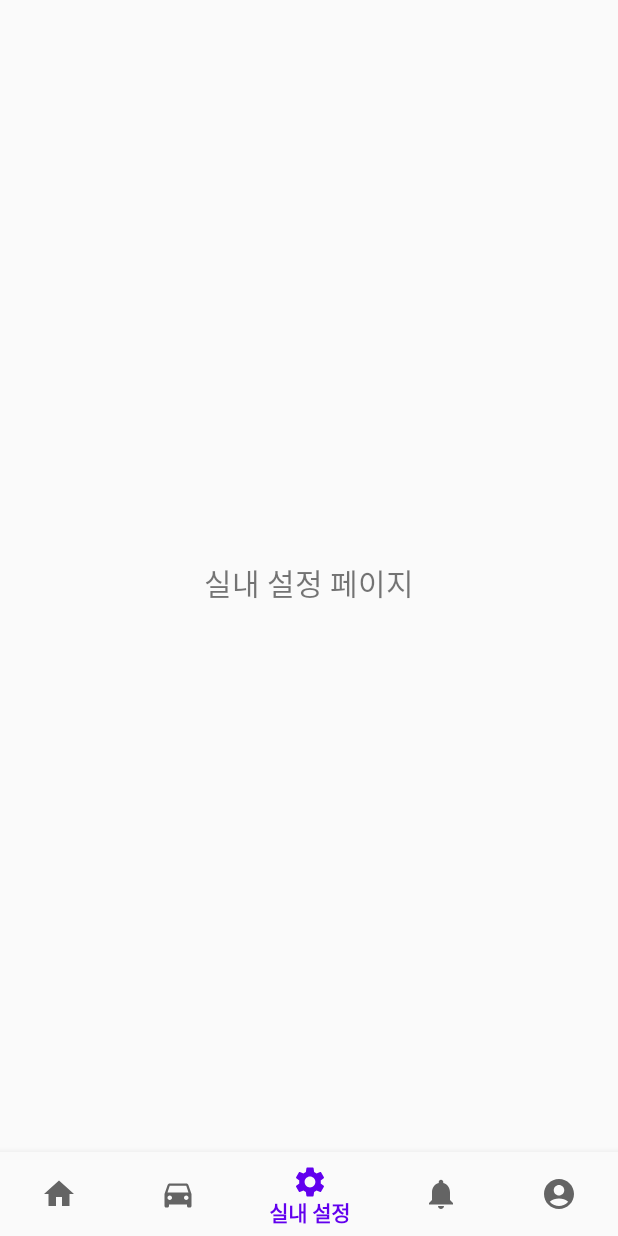
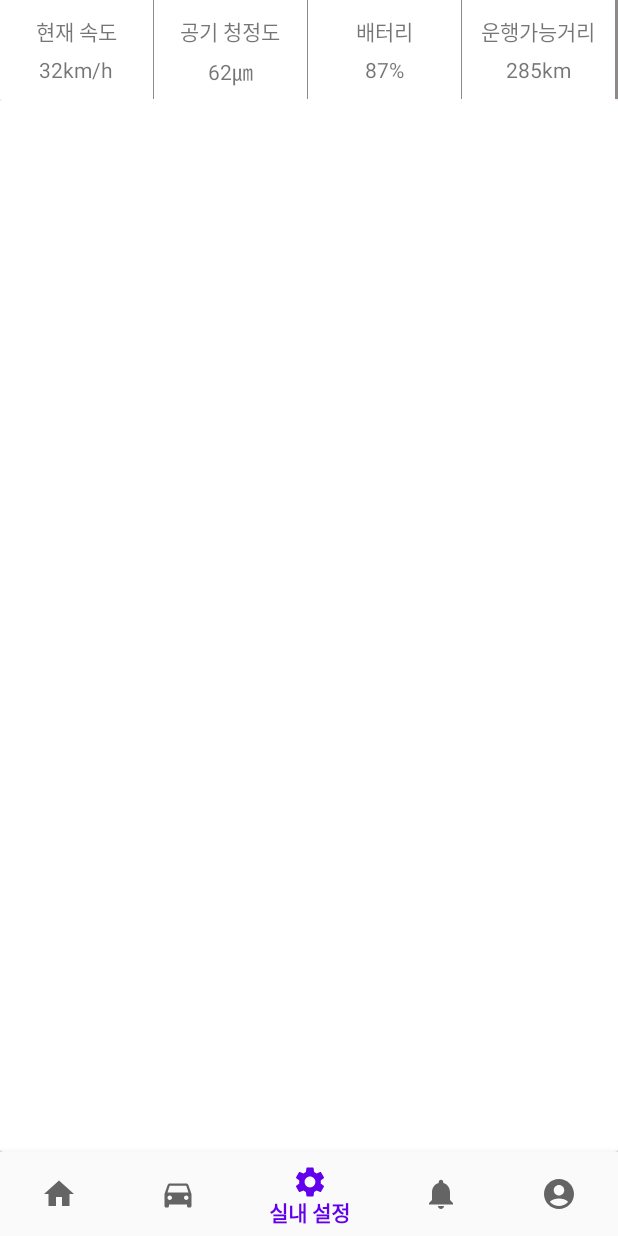
Before and after one commit to chaeyeonss/app-for-passengers-in-Level-5-self-driving-cars, an Android app: the IndoorSettingFragment screen opened through its navigation route, on a phone screen of 412 x 824 dp. Run offline under Robolectric (Android 15) with nearby library versions, the phone set to English and light mode, and no system bars; our stand-ins replace navigation-ui.

Commit message:
12/07 오후 7:09 내부 설정 상단 상태바 구현

```diff
--- a/app/src/main/java/com/example/dscmobile/ui/dashboard/DashboardFragment.java
+++ b/app/src/main/java/com/example/dscmobile/ui/dashboard/DashboardFragment.java
@@ -4,16 +4,22 @@ import android.os.Bundle;
 import android.view.LayoutInflater;
 import android.view.View;
 import android.view.ViewGroup;
-import android.widget.TextView;
+import android.widget.GridView;
+
 import androidx.annotation.NonNull;
 import androidx.fragment.app.Fragment;
 import androidx.lifecycle.ViewModelProvider;
 
+import com.example.dscmobile.R;
 import com.example.dscmobile.databinding.FragmentDashboardBinding;
+import com.example.dscmobile.ui.indoorsetting.MonitoringAdapter;
+import com.example.dscmobile.ui.indoorsetting.StateItem;
 
 public class DashboardFragment extends Fragment {
 
     private FragmentDashboardBinding binding;
+    private GridView monitoringView;
+    private MonitoringAdapter monitoringAdapter;
 
     public View onCreateView(@NonNull LayoutInflater inflater,
                              ViewGroup container, Bundle savedInstanceState) {
@@ -23,8 +29,18 @@ public class DashboardFragment extends Fragment {
         binding = FragmentDashboardBinding.inflate(inflater, container, false);
         View root = binding.getRoot();
 
-        final TextView textView = binding.textDashboard;
-        dashboardViewModel.getText().observe(getViewLifecycleOwner(), textView::setText);
+        //final GridView gridView = binding.monitoringState;
+        //dashboardViewModel.getText().observe(getViewLifecycleOwner(), gridView::setAdapter);
+
+        monitoringView = (GridView) root.findViewById(R.id.monitoringStateView);
+        monitoringAdapter = new MonitoringAdapter();
+
+        monitoringAdapter.addMonitoringItem(new StateItem("현재 속도", "km/h", 32));
+        monitoringAdapter.addMonitoringItem(new StateItem("공기 청정도", "㎛", 62));
+        monitoringAdapter.addMonitoringItem(new StateItem("배터리", "%", 87));
+        monitoringAdapter.addMonitoringItem(new StateItem("운행가능거리", "km", 285));
+
+        monitoringView.setAdapter(monitoringAdapter);
         return root;
     }
 
--- a/app/src/main/java/com/example/dscmobile/ui/indoorsetting/IndoorSettingFragment.java
+++ b/app/src/main/java/com/example/dscmobile/ui/indoorsetting/IndoorSettingFragment.java
@@ -7,14 +7,17 @@ import androidx.fragment.app.Fragment;
 import android.view.LayoutInflater;
 import android.view.View;
 import android.view.ViewGroup;
+import android.widget.GridView;
 import android.widget.TextView;
 
-import com.example.dscmobile.databinding.FragmentHomeBinding;
+import com.example.dscmobile.R;
 import com.example.dscmobile.databinding.FragmentIndoorsettingBinding;
 
 public class IndoorSettingFragment extends Fragment {
 
     private FragmentIndoorsettingBinding binding;
+    private GridView monitoringView;
+    private MonitoringAdapter monitoringAdapter;
 
     public View onCreateView(@NonNull LayoutInflater inflater,
                              ViewGroup container, Bundle savedInstanceState) {
@@ -24,8 +27,21 @@ public class IndoorSettingFragment extends Fragment {
         binding = FragmentIndoorsettingBinding.inflate(inflater, container, false);
         View root = binding.getRoot();
 
-        final TextView textView = binding.textIndoorsetting;
-        indoorSettingViewModel.getText().observe(getViewLifecycleOwner(), textView::setText);
+        //final TextView textView = binding.textIndoorsetting;
+        //indoorSettingViewModel.getText().observe(getViewLifecycleOwner(), textView::setText);
+
+        final GridView monitoringView = binding.monitoringStateView;
+
+        //monitoringView = binding.monitoringStateView;
+        monitoringAdapter = new MonitoringAdapter();
+
+        monitoringAdapter.addMonitoringItem(new StateItem("현재 속도", "km/h", 32));
+        monitoringAdapter.addMonitoringItem(new StateItem("공기 청정도", "㎛", 62));
+        monitoringAdapter.addMonitoringItem(new StateItem("배터리", "%", 87));
+        monitoringAdapter.addMonitoringItem(new StateItem("운행가능거리", "km", 285));
+
+        monitoringView.setAdapter(monitoringAdapter);
+
         return root;
     }
 
--- /dev/null
+++ b/app/src/main/java/com/example/dscmobile/ui/indoorsetting/MonitoringAdapter.java
@@ -0,0 +1,62 @@
+package com.example.dscmobile.ui.indoorsetting;
+
+import android.content.Context;
+import android.util.Log;
+import android.view.LayoutInflater;
+import android.view.View;
+import android.view.ViewGroup;
+import android.widget.BaseAdapter;
+import android.widget.TextView;
+
+import com.example.dscmobile.R;
+
+import java.util.ArrayList;
+
+public class MonitoringAdapter extends BaseAdapter {
+    ArrayList<StateItem> monitoringItems = new ArrayList<>();
+
+    @Override
+    public int getCount() {
+        return monitoringItems.size();
+    }
+
+    public void addMonitoringItem(StateItem item){
+        monitoringItems.add(item);
+    }
+
+    @Override
+    public Object getItem(int position) {
+        return monitoringItems.get(position);
+    }
+
+    @Override
+    public long getItemId(int position) {
+        return position;
+    }
+
+    @Override
+    public View getView(int position, View convertView, ViewGroup viewGroup) {
+        final Context context = viewGroup.getContext();
+        final StateItem stateItem = monitoringItems.get(position);
+
+        if (convertView == null){
+            LayoutInflater inflater = (LayoutInflater) context.getSystemService(Context.LAYOUT_INFLATER_SERVICE);
+            convertView = inflater.inflate(R.layout.monitoring_state_item, viewGroup, false);
+        }
+        else {
+            View view = new View(context);
+            view = (View) convertView;
+        }
+
+        TextView stateTitle = convertView.findViewById(R.id.monitoring_title_text);
+        TextView state = convertView.findViewById(R.id.monitoring_state_text);
+
+        stateTitle.setText(stateItem.getTitle());
+        state.setText(stateItem.getState());
+
+        Log.d("모니터링 어댑터 getView 실행", "항목: "+stateTitle+"/ 상태값: "+state);
+        Log.d("모니터링 어댑터 getView 실행", "항목: "+stateItem.getTitle()+"/ 상태값: "+stateItem.getState());
+
+        return convertView;
+    }
+}
--- /dev/null
+++ b/app/src/main/java/com/example/dscmobile/ui/indoorsetting/StateItem.java
@@ -0,0 +1,40 @@
+package com.example.dscmobile.ui.indoorsetting;
+
+/* 실내 설정 탭
+   차량 상태 상단 모니터링 내용
+ */
+public class StateItem {
+    String title; // 현재 속도, 공기 청정도, 배터리, 운행가능거리
+    String unit;  // km/h, ㎛, %, km
+    int state;    // 상태값들
+
+    public StateItem(String title, String unit, int state) {
+        this.title = title;
+        this.unit = unit;
+        this.state = state;
+    }
+
+    public String getTitle() {
+        return title;
+    }
+
+    public void setTitle(String title) {
+        this.title = title;
+    }
+
+    public String getUnit() {
+        return unit;
+    }
+
+    public void setUnit(String unit) {
+        this.unit = unit;
+    }
+
+    public String getState() {
+        return Integer.toString(state)+unit;
+    }
+
+    public void setState(int state) {
+        this.state = state;
+    }
+}
--- a/app/src/main/res/layout/fragment_dashboard.xml
+++ b/app/src/main/res/layout/fragment_dashboard.xml
@@ -7,7 +7,7 @@
     tools:context=".ui.dashboard.DashboardFragment">
 
     <GridView
-        android:id="@+id/monitoringState"
+        android:id="@+id/monitoringStateView"
         android:layout_width="match_parent"
         android:layout_height="0dp"
         app:layout_constraintBottom_toTopOf="@+id/settingSection"
@@ -21,7 +21,7 @@
         android:layout_width="match_parent"
         android:layout_height="0dp"
         android:orientation="vertical"
-        app:layout_constraintTop_toBottomOf="@+id/monitoringState"
+        app:layout_constraintTop_toBottomOf="@+id/monitoringStateView"
         app:layout_constraintBottom_toBottomOf="parent"
         app:layout_constraintRight_toRightOf="parent"
         app:layout_constraintLeft_toLeftOf="parent"
--- a/app/src/main/res/layout/fragment_indoorsetting.xml
+++ b/app/src/main/res/layout/fragment_indoorsetting.xml
@@ -6,18 +6,34 @@
     android:layout_height="match_parent"
     tools:context=".ui.indoorsetting.IndoorSettingFragment">
 
-    <TextView
-        android:id="@+id/text_indoorsetting"
+    <GridView
+        android:id="@+id/monitoringStateView"
         android:layout_width="match_parent"
         android:layout_height="wrap_content"
-        android:layout_marginStart="8dp"
-        android:layout_marginTop="8dp"
-        android:layout_marginEnd="8dp"
-        android:textAlignment="center"
-        android:textSize="20sp"
+        android:background="#8F8989"
+        android:horizontalSpacing="1dp"
+        android:verticalSpacing="1dp"
+        android:numColumns="4"
+        app:layout_constraintBottom_toTopOf="@+id/settingSection"
+        app:layout_constraintTop_toTopOf="parent"
+        app:layout_constraintRight_toRightOf="parent"
+        app:layout_constraintLeft_toLeftOf="parent"
+        app:layout_constraintVertical_weight="0.1"/>
+
+    <LinearLayout
+        android:id="@+id/settingSection"
+        android:layout_width="match_parent"
+        android:layout_height="0dp"
+        android:orientation="vertical"
+        app:layout_constraintTop_toBottomOf="@+id/monitoringStateView"
         app:layout_constraintBottom_toBottomOf="parent"
-        app:layout_constraintEnd_toEndOf="parent"
-        app:layout_constraintStart_toStartOf="parent"
-        app:layout_constraintTop_toTopOf="parent" />
+        app:layout_constraintRight_toRightOf="parent"
+        app:layout_constraintLeft_toLeftOf="parent"
+        app:layout_constraintVertical_weight="0.9" >
 
+        <androidx.cardview.widget.CardView
+            android:id="@+id/carControl"
+            android:layout_width="match_parent"
+            android:layout_height="match_parent" />
+    </LinearLayout>
 </androidx.constraintlayout.widget.ConstraintLayout>
--- /dev/null
+++ b/app/src/main/res/layout/monitoring_state_item.xml
@@ -0,0 +1,27 @@
+<?xml version="1.0" encoding="utf-8"?>
+<LinearLayout xmlns:android="http://schemas.android.com/apk/res/android"
+    android:layout_width="match_parent"
+    android:layout_height="match_parent"
+    android:orientation="vertical"
+    android:background="@color/cardview_light_background">
+
+    <TextView
+        android:id="@+id/monitoring_title_text"
+        android:layout_width="match_parent"
+        android:layout_height="0dp"
+        android:layout_weight="5"
+        android:gravity="center"
+        android:paddingTop="10dp"
+        android:text="항목" />
+
+    <TextView
+        android:id="@+id/monitoring_state_text"
+        android:layout_width="match_parent"
+        android:layout_height="0dp"
+        android:paddingTop="5dp"
+        android:paddingBottom="10dp"
+        android:gravity="center"
+        android:text="상태값"
+        android:layout_weight="5"/>
+
+</LinearLayout>
```
